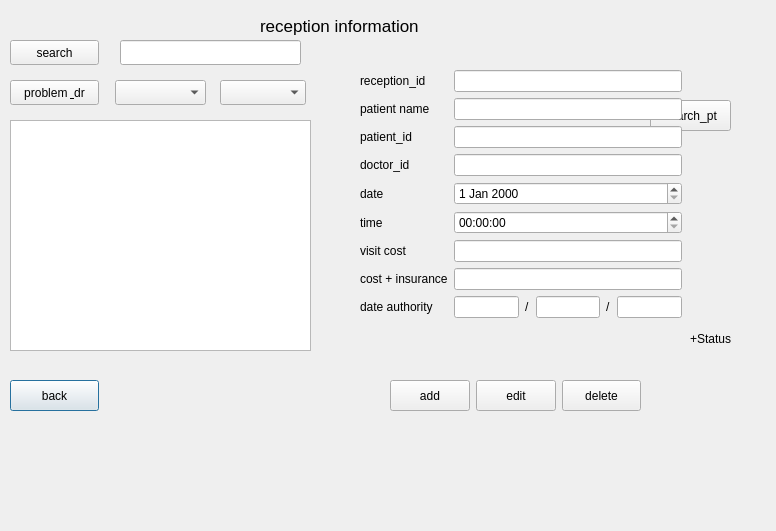
Old version of the form receptiondialog.ui in the repository itsMahdi/clinic.
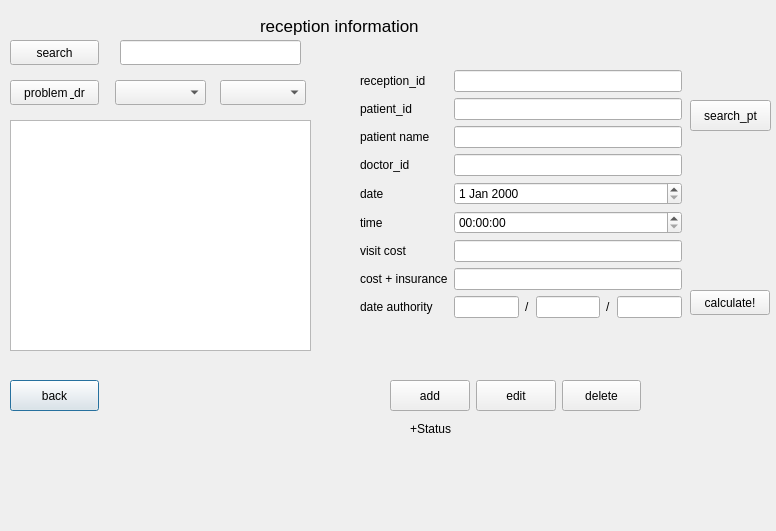
New version of the form.

Commit message: add in receptiondialog calculate cost + insurance choose doctor

The edit to the form file:
```diff
--- a/receptiondialog.ui
+++ b/receptiondialog.ui
@@ -134,7 +134,7 @@
   <widget class="QPushButton" name="pushButton_recp_search_pt">
    <property name="geometry">
     <rect>
-     <x>650</x>
+     <x>690</x>
      <y>100</y>
      <width>81</width>
      <height>31</height>
@@ -147,9 +147,9 @@
   <widget class="QLabel" name="label_5">
    <property name="geometry">
     <rect>
-     <x>690</x>
-     <y>330</y>
-     <width>67</width>
+     <x>410</x>
+     <y>420</y>
+     <width>281</width>
      <height>17</height>
     </rect>
    </property>
@@ -200,25 +200,15 @@
     <item row="0" column="1">
      <widget class="QLineEdit" name="lineEdit_recp_id"/>
     </item>
-    <item row="1" column="0">
+    <item row="2" column="0">
      <widget class="QLabel" name="label_recp_pt_name">
       <property name="text">
        <string>patient name</string>
       </property>
      </widget>
     </item>
-    <item row="1" column="1">
-     <widget class="QLineEdit" name="lineEdit_recp_pt_name"/>
-    </item>
-    <item row="2" column="0">
-     <widget class="QLabel" name="label_recp_pt_id">
-      <property name="text">
-       <string>patient_id</string>
-      </property>
-     </widget>
-    </item>
     <item row="2" column="1">
-     <widget class="QLineEdit" name="lineEdit_recp_pt_id"/>
+     <widget class="QLineEdit" name="lineEdit_recp_pt_name"/>
     </item>
     <item row="3" column="0">
      <widget class="QLabel" name="label_recep_dr_id">
@@ -304,6 +294,16 @@
       </item>
      </layout>
     </item>
+    <item row="1" column="1">
+     <widget class="QLineEdit" name="lineEdit_recp_pt_id"/>
+    </item>
+    <item row="1" column="0">
+     <widget class="QLabel" name="label_recp_pt_id">
+      <property name="text">
+       <string>patient_id</string>
+      </property>
+     </widget>
+    </item>
    </layout>
   </widget>
   <widget class="QPushButton" name="pushButton">
@@ -319,6 +319,19 @@
     <string>problem &amp; dr</string>
    </property>
   </widget>
+  <widget class="QPushButton" name="pushButton_2">
+   <property name="geometry">
+    <rect>
+     <x>690</x>
+     <y>290</y>
+     <width>80</width>
+     <height>25</height>
+    </rect>
+   </property>
+   <property name="text">
+    <string>calculate!</string>
+   </property>
+  </widget>
  </widget>
  <resources/>
  <connections/>
```
Left out of the diff: 10 changed lines with no effect on the pictures. The commit also changes 3 other files.
